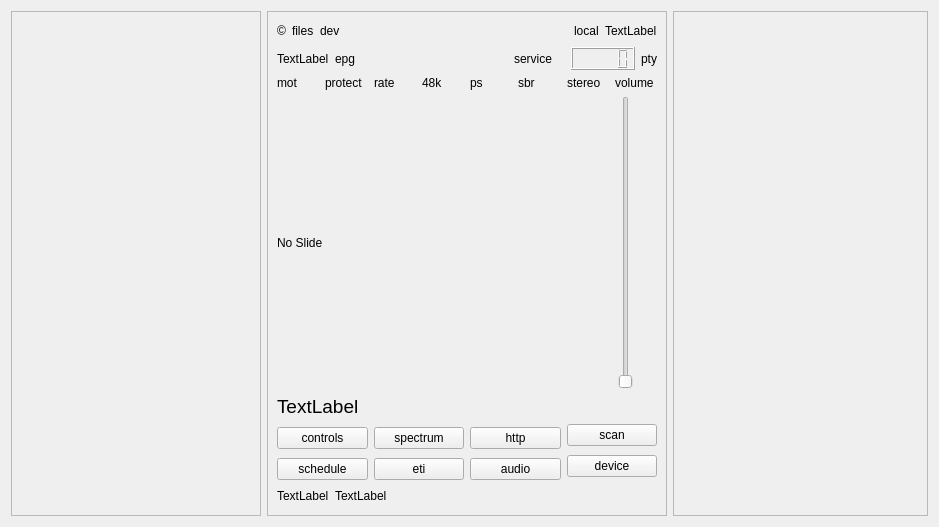
The window that sources/main/forms-v7/dabradio-6.ui (JvanKatwijk/qt-dab) describes before a commit, drawn with Qt 5.
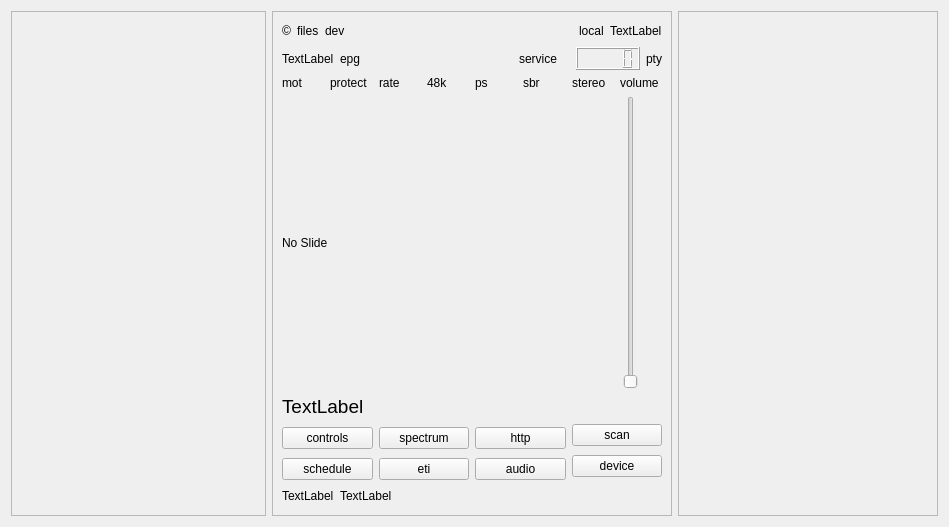
The same window after the commit. Custom widgets are drawn as their Qt base class.

The edit to the form file:
```diff
--- a/sources/main/forms-v7/dabradio-6.ui
+++ b/sources/main/forms-v7/dabradio-6.ui
@@ -6,7 +6,7 @@
    <rect>
     <x>0</x>
     <y>0</y>
-    <width>935</width>
+    <width>915</width>
     <height>523</height>
    </rect>
   </property>
@@ -24,7 +24,7 @@
     <widget class="QFrame" name="the_newFrame">
      <property name="minimumSize">
       <size>
-       <width>250</width>
+       <width>255</width>
        <height>505</height>
       </size>
      </property>
@@ -462,7 +462,7 @@
     <widget class="QFrame" name="techFrame">
      <property name="minimumSize">
       <size>
-       <width>255</width>
+       <width>260</width>
        <height>500</height>
       </size>
      </property>
```
